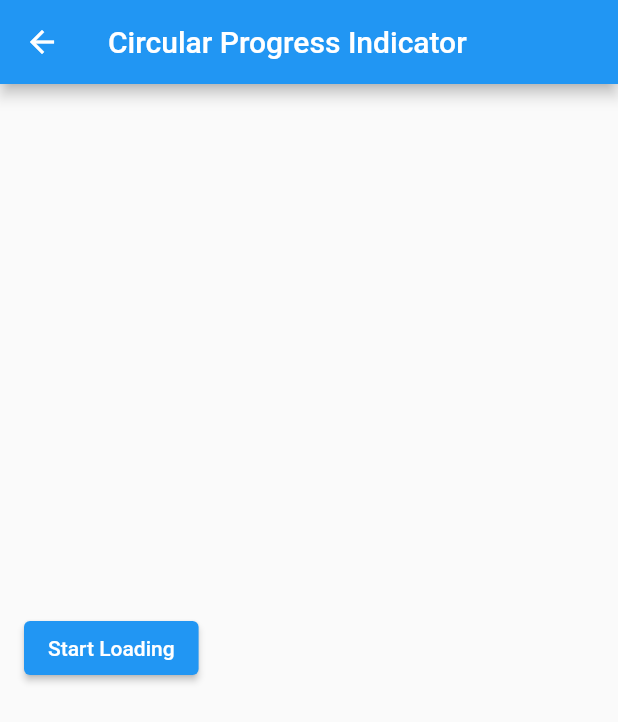
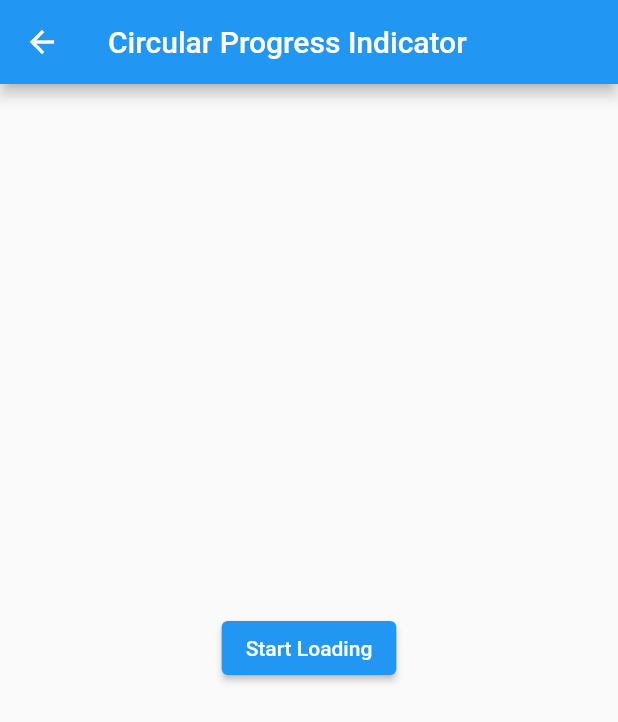
Before and after one commit to develonursahin/neon_apps_academy, a Flutter app: the CircularProgressIndicatorScreen screen opened directly, on a phone screen of 412 x 824 dp. Shown: the top 722 px of the screen. Run offline on Flutter 3.47's test engine with Material 2 defaults, Android fonts, the phone set to English and light mode, and no system bars; our stand-ins replace carousel_slider, charts_flutter, flutter_rating_bar, image_picker, shared_preferences; missing offline and left inert: flutter_shake_animated; accounts and stored records are empty.

Commit message:
edit: Center

```diff
--- a/4- UI Widgets/ui_widgets_app/lib/views/circular_progress_indicator_view.dart
+++ b/4- UI Widgets/ui_widgets_app/lib/views/circular_progress_indicator_view.dart
@@ -3,9 +3,11 @@ import 'dart:async';
 import 'package:flutter/material.dart';
 
 class CircularProgressIndicatorScreen extends StatefulWidget {
+  // ignore: use_key_in_widget_constructors
   const CircularProgressIndicatorScreen({Key? key});
 
   @override
+  // ignore: library_private_types_in_public_api
   _CircularProgressIndicatorScreenState createState() =>
       _CircularProgressIndicatorScreenState();
 }
@@ -38,7 +40,8 @@ class _CircularProgressIndicatorScreenState
       appBar: AppBar(
         title: const Text('Circular Progress Indicator'),
       ),
-      body: Container(
+      body: Center(
+        child: Container(
           padding: const EdgeInsets.all(16),
           child: Column(
             mainAxisAlignment: MainAxisAlignment.center,
@@ -61,6 +64,7 @@ class _CircularProgressIndicatorScreenState
             ],
           ),
         ),
+      ),
     );
   }
 }
```
Lines whose indentation alone changed are shown as unchanged.
